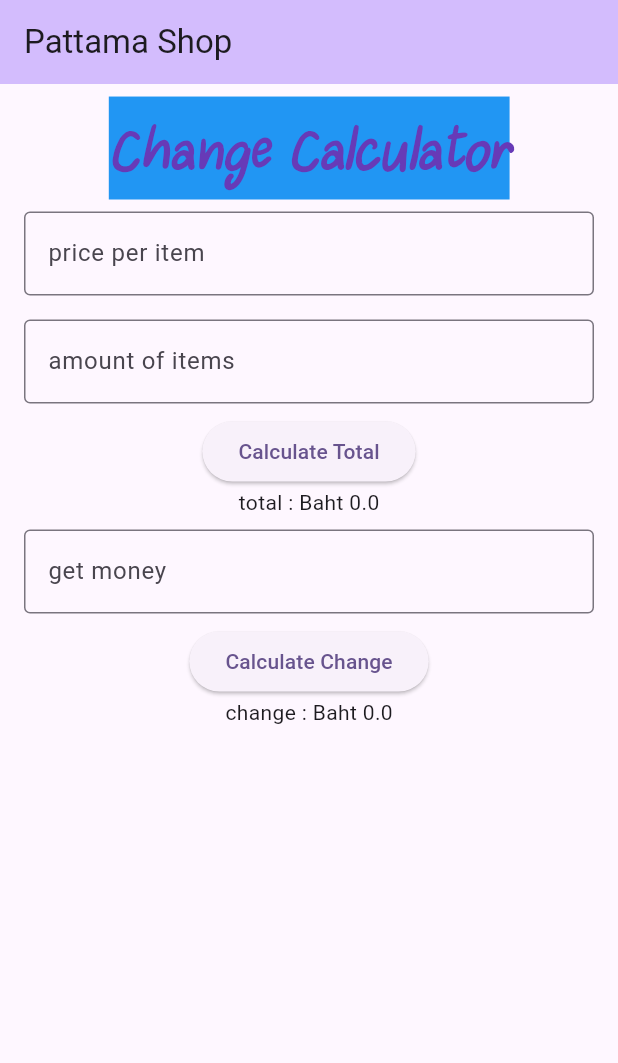
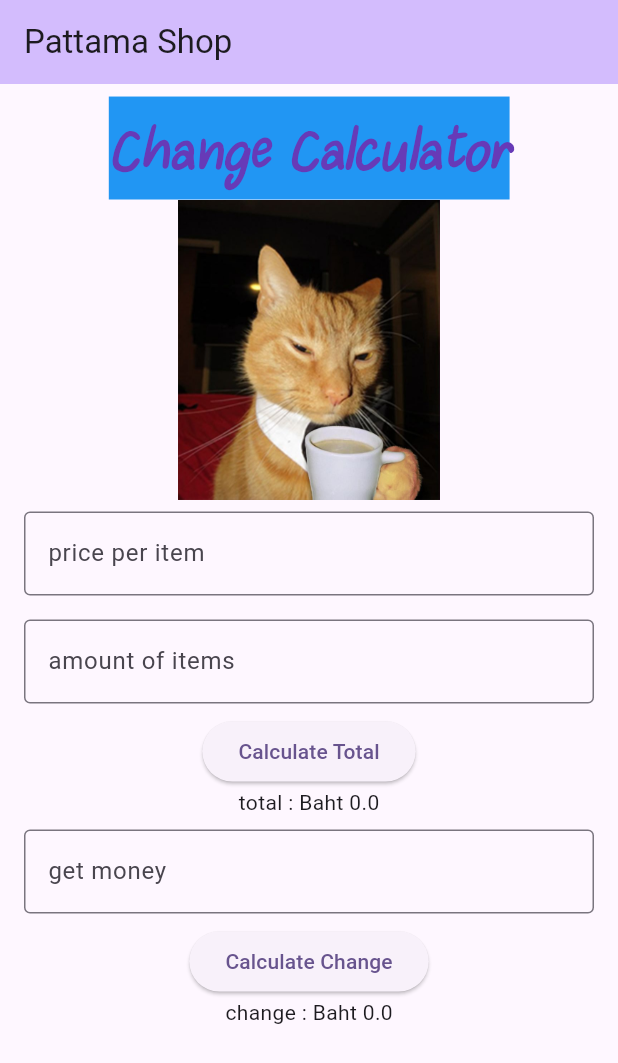
Before and after one commit to kengChayodom/953464-Mobile-App, a Flutter app: the screen it shows after launch, on a phone screen of 412 x 824 dp. Shown: the top 1063 px of the screen. Run offline on Flutter 3.47's test engine with Material 3 defaults, Android fonts, the phone set to English and light mode, and no system bars.

Commit message:
add image

```diff
--- a/lib/main.dart
+++ b/lib/main.dart
@@ -59,6 +59,7 @@ class _MyHomePageState extends State<MyHomePage> {
         child: Column(
           children: [
             Text("Change Calculator", style: TextStyle(fontFamily: 'maa' , fontSize: 48, fontWeight: FontWeight.bold , fontStyle: FontStyle.italic, color: Colors.deepPurple , backgroundColor: Colors.blue)),
+            Image.asset("assets/catmeme.jpg" , height: 200),
             Padding(
               padding: const EdgeInsets.all(8.0),
               child: priceTextField(),
--- a/pubspec.yaml
+++ b/pubspec.yaml
@@ -58,9 +58,9 @@ flutter:
   uses-material-design: true
 
   # To add assets to your application, add an assets section, like this:
-  # assets:
-  #   - images/a_dot_burr.jpeg
-  #   - images/a_dot_ham.jpeg
+  assets:
+    - assets/catmeme.jpg
+
 
   # An image asset can refer to one or more resolution-specific "variants", see
   # https://flutter.dev/to/resolution-aware-images
```
Also changed, not shown: assets/catmeme.jpg (added).
